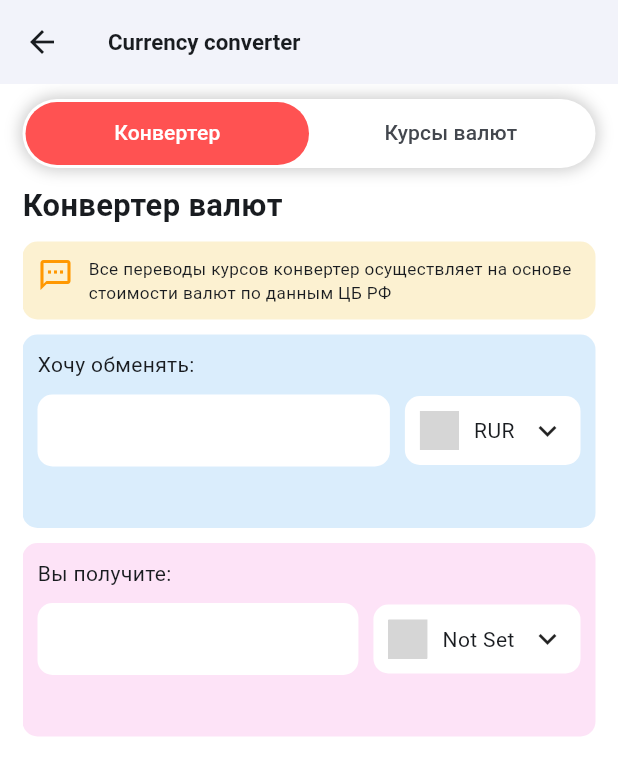
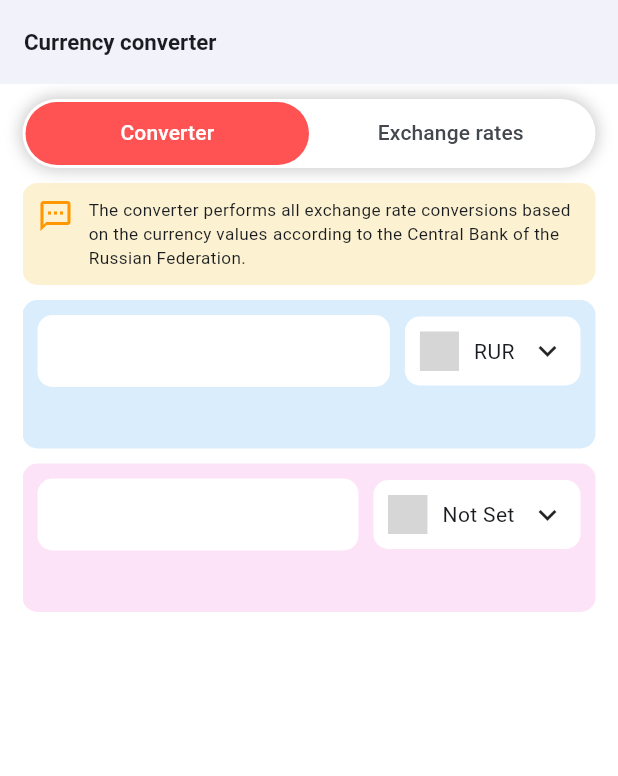
Before and after one commit to SergeyBurish/currencyConverter, a Flutter app: the screen it shows after launch, on a phone screen of 412 x 824 dp. Shown: the top 776 px of the screen. Run offline on Flutter 3.47's test engine with Material 3 defaults, Android fonts, the phone set to English and light mode, and no system bars; our stand-ins replace dio, easy_localization, flutter_bloc, flutter_screenutil, get_it, injectable; missing offline and left inert: flag; network calls fail; grey boxes are pictures that could not be loaded.

Commit message:
UI fixes

```diff
--- /dev/null
+++ b/lib/app/dm.dart
@@ -0,0 +1,11 @@
+abstract class Dm {
+  static const double s10 = 10.0;
+  static const double s15 = 15.0;
+  static const double s20 = 20.0;
+  static const double s40 = 40.0;
+
+  static const double designSizeWidth = 360.0;
+  static const double designSizeHeight = 690.0;
+  static const double narrowWidth = 600.0;
+  static const double maxWidth = 1024.0;
+}
--- a/lib/features/home/presentation/home_screen.dart
+++ b/lib/features/home/presentation/home_screen.dart
@@ -1,7 +1,7 @@
+import 'package:currency_converter/app/dm.dart';
 import 'package:currency_converter/di/locator.dart';
 import 'package:currency_converter/features/home/presentation/bloc/home_bloc.dart';
-import 'package:currency_converter/features/home/presentation/widgets/converter_view.dart';
-import 'package:currency_converter/features/home/presentation/widgets/exchange_rates_view.dart';
+import 'package:currency_converter/features/home/presentation/layout/vertical.dart';
 import 'package:easy_localization/easy_localization.dart';
 import 'package:flutter/material.dart';
 import 'package:flutter_bloc/flutter_bloc.dart';
@@ -19,14 +19,9 @@ class HomeScreen extends StatelessWidget {
   }
 }
 
-class _HomeScreen extends StatefulWidget {
+class _HomeScreen extends StatelessWidget {
   const _HomeScreen();
 
-  @override
-  State<_HomeScreen> createState() => _HomeScreenState();
-}
-
-class _HomeScreenState extends State<_HomeScreen> {
   @override
   Widget build(BuildContext context) {
     return Scaffold(
@@ -39,61 +34,14 @@ class _HomeScreenState extends State<_HomeScreen> {
             fontSize: 13.sp
           ),
         ),
-        leading: const BackButton(),
         backgroundColor: Theme.of(context).colorScheme.surfaceContainerLow,
         centerTitle: false,
       ),
-      body: Padding(
-        padding: const EdgeInsets.symmetric(vertical: 10.0, horizontal: 15.0),
-        child: DefaultTabController(
-          length: 2,
-          child: Scaffold(
-            backgroundColor: Theme.of(context).colorScheme.surfaceContainerLowest,
-            appBar: AppBar(
-              backgroundColor: Theme.of(context).colorScheme.surfaceContainerLowest,
-              flexibleSpace: Container(
-                decoration: BoxDecoration(
-                  color: Colors.white,
-                  borderRadius: BorderRadius.circular(40),
-                  boxShadow: [
-                    BoxShadow(
-                      color: Colors.grey.withOpacity(0.5),
-                      spreadRadius: 2,
-                      blurRadius: 8,
-                    ),
-                  ],
-                ),
-                child: Padding(
-                  padding: const EdgeInsets.all(2.0),
-                  child: TabBar(
-                    dividerColor: Colors.transparent,
-                    indicator: BoxDecoration(
-                      borderRadius: BorderRadius.circular(40),
-                      color: Colors.redAccent
-                    ),
-                    indicatorSize: TabBarIndicatorSize.tab,
-                    labelColor: Colors.white,
-                    tabs: const [
-                      SizedBox(
-                        height: 40,
-                        child: Center(child: Text("Конвертер")) // L10n
-                      ),
-                      SizedBox(
-                        height: 40,
-                        child: Center(child: Text("Курсы валют"))), // L10n
-                    ],
-                  ),
-                ),
-              ),
-            ),
-            body: const TabBarView(
-              children: [
-                ConverterView(),
-                ExchangeRatesView(),
-              ]
-            ),
-          ),
-        ),
+      body: const Padding(
+        padding: EdgeInsets.symmetric(vertical: Dm.s10, horizontal: Dm.s15),
+        child: VerticalView()
+        // child: MediaQuery.of(context).size.width > Dm.narrowWidth ?
+        //     const HorizontalView() : const VerticalView()
       ),
     );
   }
--- /dev/null
+++ b/lib/features/home/presentation/layout/horizontal.dart
@@ -0,0 +1,28 @@
+import 'package:currency_converter/app/dm.dart';
+import 'package:currency_converter/features/home/presentation/widgets/converter_view.dart';
+import 'package:currency_converter/features/home/presentation/widgets/exchange_rates_view.dart';
+import 'package:flutter/material.dart';
+
+class HorizontalView extends StatelessWidget {
+  const HorizontalView({super.key});
+
+  @override
+  Widget build(BuildContext context) {
+    return Center(
+      child: ConstrainedBox(
+        constraints: const BoxConstraints(maxWidth: Dm.maxWidth),
+        child: const Row(
+          spacing: Dm.s10,
+          children: [
+            Expanded(
+              child: ConverterView()
+            ),
+            Expanded(
+              child: ExchangeRatesView()
+            ),
+          ],
+        ),
+      ),
+    );
+  }
+}
--- /dev/null
+++ b/lib/features/home/presentation/layout/vertical.dart
@@ -0,0 +1,63 @@
+import 'package:currency_converter/app/dm.dart';
+import 'package:currency_converter/features/home/presentation/widgets/converter_view.dart';
+import 'package:currency_converter/features/home/presentation/widgets/exchange_rates_view.dart';
+import 'package:easy_localization/easy_localization.dart';
+import 'package:flutter/material.dart';
+
+class VerticalView extends StatelessWidget {
+  const VerticalView({super.key});
+
+  @override
+  Widget build(BuildContext context) {
+    return DefaultTabController(
+      length: 2,
+      child: Scaffold(
+        backgroundColor: Theme.of(context).colorScheme.surfaceContainerLowest,
+        appBar: AppBar(
+          backgroundColor: Theme.of(context).colorScheme.surfaceContainerLowest,
+          flexibleSpace: Container(
+            decoration: BoxDecoration(
+              color: Colors.white,
+              borderRadius: BorderRadius.circular(Dm.s40),
+              boxShadow: [
+                BoxShadow(
+                  color: Colors.grey.withValues(alpha: 0.5),
+                  spreadRadius: 2,
+                  blurRadius: 8,
+                ),
+              ],
+            ),
+            child: Padding(
+              padding: const EdgeInsets.all(2.0),
+              child: TabBar(
+                dividerColor: Colors.transparent,
+                indicator: BoxDecoration(
+                  borderRadius: BorderRadius.circular(40),
+                  color: Colors.redAccent
+                ),
+                indicatorSize: TabBarIndicatorSize.tab,
+                labelColor: Colors.white,
+                tabs: [
+                  SizedBox(
+                    height: Dm.s40,
+                    child: Center(child: Text('converter_title'.tr()))
+                  ),
+                  SizedBox(
+                    height: Dm.s40,
+                    child: Center(child: Text('exchange_rates_title'.tr()))
+                  ),
+                ],
+              ),
+            ),
+          ),
+        ),
+        body: const TabBarView(
+          children: [
+            ConverterView(),
+            ExchangeRatesView(),
+          ]
+        ),
+      ),
+    );
+  }
+}
--- a/lib/features/home/presentation/widgets/converter_view.dart
+++ b/lib/features/home/presentation/widgets/converter_view.dart
@@ -1,6 +1,8 @@
+import 'package:currency_converter/app/dm.dart';
 import 'package:currency_converter/features/home/presentation/bloc/home_bloc.dart';
 import 'package:currency_converter/features/home/presentation/widgets/currency_list_dilog/currency_list_dilog.dart';
 import 'package:currency_converter/features/home/presentation/widgets/exchange_widget.dart';
+import 'package:easy_localization/easy_localization.dart';
 import 'package:flutter/material.dart';
 import 'package:flutter_bloc/flutter_bloc.dart';
 import 'package:flutter_screenutil/flutter_screenutil.dart';
@@ -13,7 +15,7 @@ class ConverterView extends StatefulWidget {
 }
 
 class _ConverterViewState extends State<ConverterView> {
-  String _valueFrom = "";
+  String _valueFrom = '';
 
   void showCountriesDoalog(BuildContext context, {required bool from}) {
     context.read<HomeBloc>().add(CurrenciesListOpenEvent(valueFrom: _valueFrom));
@@ -32,7 +34,7 @@ class _ConverterViewState extends State<ConverterView> {
               Flexible(
                 flex: 8,
                 child: SizedBox.expand(
-                  child: CurrencyListDilog(from: from,),
+                  child: CurrencyListDilog(from: from),
                 ),
               ),
             ],
@@ -52,17 +54,12 @@ class _ConverterViewState extends State<ConverterView> {
   Widget build(BuildContext context) {
     return BlocBuilder<HomeBloc, HomeState>(
       builder: (context, state) {
-        return Column(
-          crossAxisAlignment: CrossAxisAlignment.start,
-          children: [
-            Text(
-              "Конвертер валют", // L10n
-              style: TextStyle(fontWeight: FontWeight.bold, fontSize: 18.sp),
-            ),
-            Padding(
-              // 1st block: text
-              padding: const EdgeInsets.only(top: 10),
-              child: Container(
+        return SingleChildScrollView(
+          child: Column(
+            crossAxisAlignment: CrossAxisAlignment.start,
+            spacing: Dm.s10,
+            children: [
+              Container(
                 decoration: BoxDecoration(
                   color: const Color.fromARGB(77, 244, 209, 102),
                   borderRadius: BorderRadius.circular(10),
@@ -70,18 +67,16 @@ class _ConverterViewState extends State<ConverterView> {
                 child: Padding(
                   padding: const EdgeInsets.all(10.0),
                   child: Row(
+                    spacing: Dm.s10,
                     crossAxisAlignment: CrossAxisAlignment.start,
                     children: [
                       const Icon(
                         Icons.textsms_outlined,
                         color: Colors.orange,
                       ),
-                      const SizedBox(
-                        width: 10,
-                      ),
                       Flexible(
                         child: Text(
-                          "Все переводы курсов конвертер осуществляет на основе стоимости валют по данным ЦБ РФ", // L10n
+                          'conversions_message'.tr(),
                           style: TextStyle(fontSize: 10.sp),
                         ),
                       ),
@@ -89,11 +84,7 @@ class _ConverterViewState extends State<ConverterView> {
                   ),
                 ),
               ),
-            ),
-            Padding(
-              // 2nd block: ru
-              padding: const EdgeInsets.only(top: 10),
-              child: Container(
+              Container(
                 decoration: BoxDecoration(
                   color: const Color.fromARGB(51, 72, 164, 240),
                   borderRadius: BorderRadius.circular(10),
@@ -103,7 +94,6 @@ class _ConverterViewState extends State<ConverterView> {
                   child: BlocBuilder<HomeBloc, HomeState>(
                     builder: (context, valState) {
                       return ExchangeWidget(
-                        header: "Хочу обменять:",
                         footer: state.fromExpression,
                         currencyCode: 'RUR',
                         countryCode: 'RU',
@@ -119,11 +109,7 @@ class _ConverterViewState extends State<ConverterView> {
                   ),
                 ),
               ),
-            ),
-            Padding(
-              // 3rd block: foreign
-              padding: const EdgeInsets.only(top: 10),
-              child: Container(
+              Container(
                 decoration: BoxDecoration(
                   color: const Color.fromARGB(52, 245, 117, 215),
                   borderRadius: BorderRadius.circular(10),
@@ -133,10 +119,9 @@ class _ConverterViewState extends State<ConverterView> {
                   child: BlocBuilder<HomeBloc, HomeState>(
                     builder: (context, valState) {
                       return ExchangeWidget(
-                        header: "Вы получите:",
                         footer: state.toExpression,
-                        currencyCode: state.selectedCurrency?.charCode ?? "Not Set",
-                        countryCode: state.selectedCurrency?.countryCode ?? "zz",
+                        currencyCode: state.selectedCurrency?.charCode ?? 'Not Set',
+                        countryCode: state.selectedCurrency?.countryCode ?? 'Not Set',
                         text: valState.valueTo,
                         onValueChanged: (val) => context.read<HomeBloc>().add(ValueToUpdatedEvent(valueTo: val)),
                         onCountryPressed: () => showCountriesDoalog(context, from: false),
@@ -146,8 +131,8 @@ class _ConverterViewState extends State<ConverterView> {
                   ),
                 ),
               ),
-            ),
-          ],
+            ],
+          ),
         );
       },
       buildWhen: (previous, current) => current is SelectedCurrencyState,
--- a/lib/features/home/presentation/widgets/currency_list_dilog/currency_list_dilog.dart
+++ b/lib/features/home/presentation/widgets/currency_list_dilog/currency_list_dilog.dart
@@ -1,6 +1,8 @@
+import 'package:currency_converter/app/dm.dart';
 import 'package:currency_converter/features/home/presentation/bloc/home_bloc.dart';
 import 'package:currency_converter/features/home/presentation/widgets/circle_flag.dart';
 import 'package:currency_converter/features/home/presentation/widgets/currency_list_dilog/currency_list_item.dart';
+import 'package:easy_localization/easy_localization.dart';
 import 'package:flutter/material.dart';
 import 'package:flutter_bloc/flutter_bloc.dart';
 import 'package:flutter_screenutil/flutter_screenutil.dart';
@@ -17,23 +19,27 @@ class _CurrencyListDilogState extends State<CurrencyListDilog> {
   int _selectedIndex = 0;
   @override
   Widget build(BuildContext context) {
-    return Container(
+    return Center(
+      child: Container(
+        constraints: const BoxConstraints(maxWidth: Dm.maxWidth),
         decoration: BoxDecoration(
           color: Colors.white,
           borderRadius: BorderRadius.circular(20),
         ),
         child: Padding(
           padding: const EdgeInsets.all(20),
-        child: Material( // Wrapping the Text widget in a Material widget will also add a default style to your widget: // https://mixable.blog/flutter-red-text-and-yellow-lines-in-text-widget/
+          child: Material(
             color: Colors.white,
             child: BlocBuilder<HomeBloc, HomeState>(
+              buildWhen: (previous, current) => current is CurrenciesListState,
               builder: (context, state) {
                 return Column(
                   children: [
                     Row(
+                      mainAxisSize: MainAxisSize.min,
                       children: [
                         Text(
-                        "Выберите валюту", // L10n
+                          'select_currency'.tr(),
                           style: TextStyle(
                             fontWeight: FontWeight.bold,
                             fontSize: 16.sp,
@@ -64,7 +70,7 @@ class _CurrencyListDilogState extends State<CurrencyListDilog> {
                       ),
                     ),
                     Padding(
-                    padding: const EdgeInsets.only(top: 10),
+                      padding: const EdgeInsets.only(top: Dm.s10),
                       child: ElevatedButton(
                         onPressed: () {
                           if (widget.from) {
@@ -75,22 +81,18 @@ class _CurrencyListDilogState extends State<CurrencyListDilog> {
                           context.read<HomeBloc>().add(RecalculateValueToEvent());
                           Navigator.of(context).pop();
                         },
-                      style: const ButtonStyle(
-                        backgroundColor: WidgetStatePropertyAll(Color.fromARGB(255, 0, 26, 255)),
-                        foregroundColor: WidgetStatePropertyAll(Colors.white),
+                        style: ButtonStyle(
+                          backgroundColor: const WidgetStatePropertyAll(Color.fromARGB(255, 0, 26, 255)),
+                          foregroundColor: const WidgetStatePropertyAll(Colors.white),
+                          padding: WidgetStatePropertyAll(EdgeInsets.symmetric(horizontal: Dm.s20.w)),
                         ),
-                      child: const Row(
-                        mainAxisAlignment: MainAxisAlignment.center,
-                        children: [
-                          Text("Применить"), // L10n
-                        ],
-                      ),
+                        child: Text('apply'.tr()),
                       ),
                     )
                   ],
                 );
               },
-            buildWhen: (previous, current) => current is CurrenciesListState,
+            ),
           ),
         ),
       ),
--- a/lib/features/home/presentation/widgets/exchange_widget.dart
+++ b/lib/features/home/presentation/widgets/exchange_widget.dart
@@ -1,10 +1,10 @@
+import 'package:currency_converter/app/dm.dart';
 import 'package:currency_converter/features/home/presentation/widgets/circle_flag.dart';
 import 'package:currency_converter/features/home/presentation/widgets/double_icon_text_button.dart';
 import 'package:flutter/material.dart';
 import 'package:flutter/services.dart';
 
 class ExchangeWidget extends StatefulWidget {
-  final String header;
   final String footer;
   final String currencyCode;
   final String countryCode;
@@ -13,7 +13,6 @@ class ExchangeWidget extends StatefulWidget {
   final void Function()? onCountryPressed;
   const ExchangeWidget({
     super.key,
-    required this.header,
     required this.footer,
     required this.currencyCode,
     required this.countryCode,
@@ -35,10 +34,10 @@ class _ExchangeWidgetState extends State<ExchangeWidget> {
     }
     return Column(
       crossAxisAlignment: CrossAxisAlignment.start,
+      spacing: Dm.s10,
       children: [
-        Text(widget.header),
-        const SizedBox(height: 10,),
         Row(
+          spacing: Dm.s10,
           children: [
             Expanded(
               child: Container(
@@ -64,7 +63,6 @@ class _ExchangeWidgetState extends State<ExchangeWidget> {
                 ),
               )
             ),
-            const SizedBox(width: 10,),
             DoubleIconTextButton(
               icon1: CircleFlag(countryCode: widget.countryCode,),
               label: Text(widget.currencyCode),
@@ -73,7 +71,6 @@ class _ExchangeWidgetState extends State<ExchangeWidget> {
             ),
           ],
         ),
-        const SizedBox(height: 10,),
         Text(widget.footer),
       ],
     );
--- a/lib/main.dart
+++ b/lib/main.dart
@@ -1,3 +1,6 @@
+import 'dart:math';
+
+import 'package:currency_converter/app/dm.dart';
 import 'package:currency_converter/di/injector.dart';
 import 'package:currency_converter/features/home/presentation/home_screen.dart';
 import 'package:easy_localization/easy_localization.dart';
@@ -23,9 +26,13 @@ class MyApp extends StatelessWidget {
   @override
   Widget build(BuildContext context) {
     return ScreenUtilInit(
-      designSize: const Size(360, 690),
+      designSize: const Size(Dm.designSizeWidth, Dm.designSizeHeight),
       minTextAdapt: true,
       splitScreenMode: true,
+      fontSizeResolver: (fontSize, instance) {
+        final double screenWidth = min(instance.screenWidth, Dm.maxWidth);
+        return fontSize.toDouble() * (screenWidth / Dm.designSizeWidth);
+      },
       child: MaterialApp(
         title: 'Currency converter',
         locale: context.locale,
```
Also changed, not shown: analysis_options.yaml (+2 -12 lines), l10n/en-US.json (+6 -1 lines), l10n/ru-RU.json (+6 -1 lines). Lines whose indentation alone changed are shown as unchanged.
